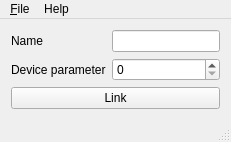
The window that mainwindow.ui (labstreaminglayer/App-BackyardBrains) describes before a commit, drawn with Qt 5.
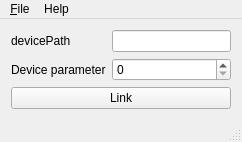
The same window after the commit.

```diff
--- a/mainwindow.ui
+++ b/mainwindow.ui
@@ -2,6 +2,14 @@
 <ui version="4.0">
  <class>MainWindow</class>
  <widget class="QMainWindow" name="MainWindow">
+  <property name="geometry">
+   <rect>
+    <x>0</x>
+    <y>0</y>
+    <width>242</width>
+    <height>138</height>
+   </rect>
+  </property>
   <property name="windowTitle">
    <string>BestPracticesGUI Connector</string>
   </property>
@@ -10,7 +18,7 @@
     <item row="1" column="0">
      <widget class="QLabel" name="label_name">
       <property name="text">
-       <string>Name</string>
+       <string>devicePath</string>
       </property>
      </widget>
     </item>
@@ -51,8 +59,8 @@
     <rect>
      <x>0</x>
      <y>0</y>
-     <width>262</width>
-     <height>30</height>
+     <width>242</width>
+     <height>21</height>
     </rect>
    </property>
    <widget class="QMenu" name="menuFile">
```
